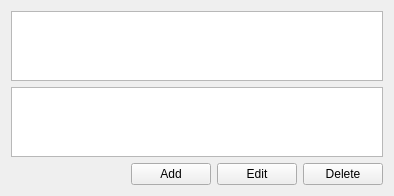
This is formcfgruleset.ui in newey499/qiptables as Qt 5 draws it before an edit. The edited form follows.
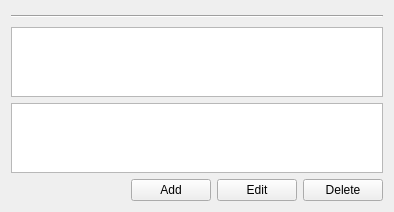
This is the edited form. Custom widgets are drawn as their Qt base class.

```diff
--- a/formcfgruleset.ui
+++ b/formcfgruleset.ui
@@ -14,6 +14,19 @@
    <string>Form</string>
   </property>
   <layout class="QVBoxLayout" name="verticalLayout">
+   <item>
+    <widget class="Line" name="line">
+     <property name="minimumSize">
+      <size>
+       <width>0</width>
+       <height>10</height>
+      </size>
+     </property>
+     <property name="orientation">
+      <enum>Qt::Horizontal</enum>
+     </property>
+    </widget>
+   </item>
    <item>
     <widget class="RulesetTableView" name="tblRuleset"/>
    </item>
```
